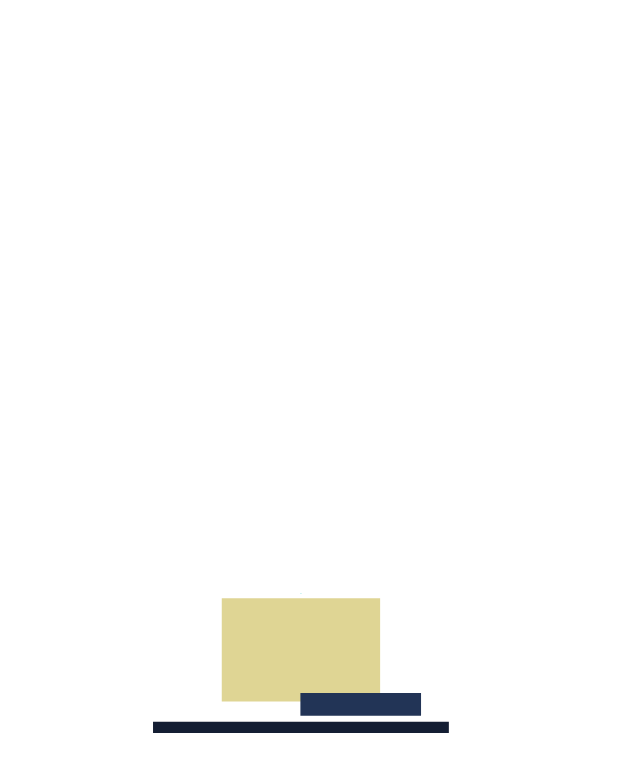
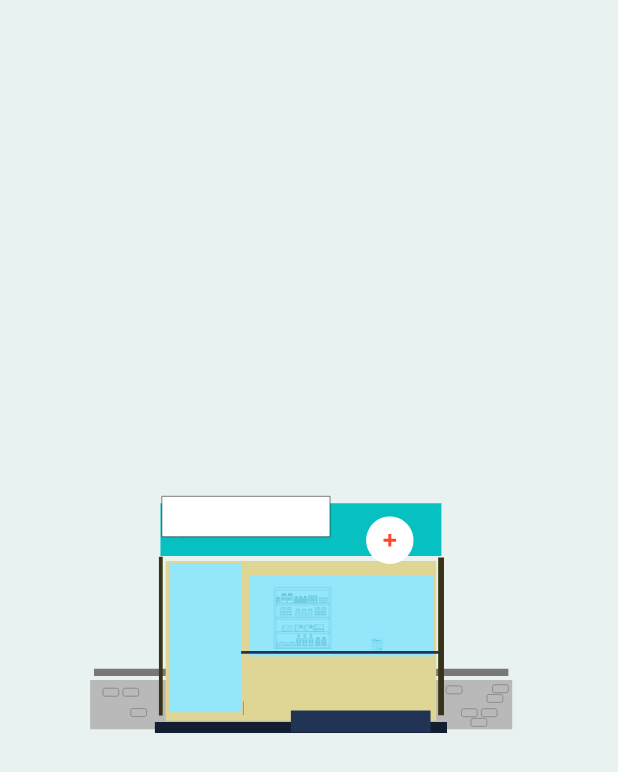
Before and after one commit to AnasATaleeb/PharmacyApp, an Android app: the Splash screen opened directly, with no data from a screen before it, on a phone screen of 412 x 824 dp. Shown: the top 772 px of the screen. Run offline under Robolectric (Android 15) with nearby library versions, the phone set to English and light mode, and no system bars.

Commit message:
splash edit animation

```diff
--- a/app/src/main/res/layout/activity_splash.xml
+++ b/app/src/main/res/layout/activity_splash.xml
@@ -7,6 +7,7 @@
     android:background="@color/white"
     android:orientation="vertical"
     android:gravity="center"
+    android:backgroundTint="@color/whitedark"
     >
 
     <com.airbnb.lottie.LottieAnimationView
@@ -22,7 +23,7 @@
         app:lottie_cacheComposition="true"
         app:lottie_loop="true"
         app:lottie_rawRes="@raw/pharmacy_anim"
-        app:lottie_speed="0.8" />
+        app:lottie_speed="1" />
 
     <TextView
         android:id="@+id/label"
```
